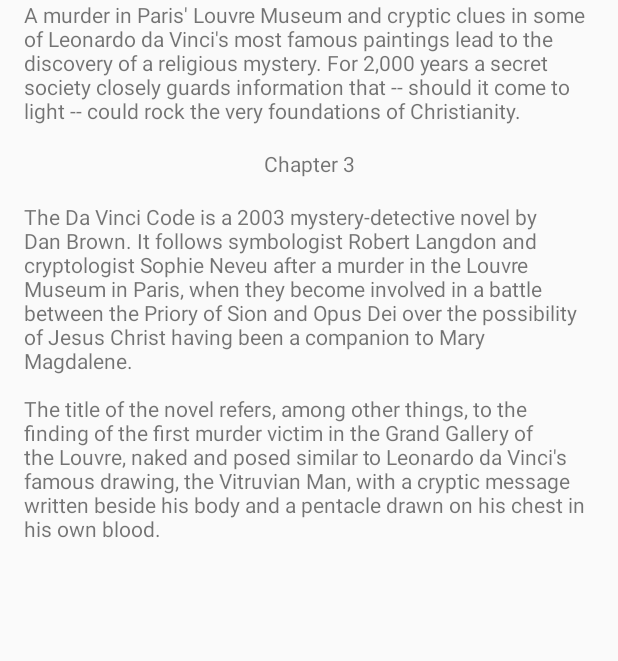
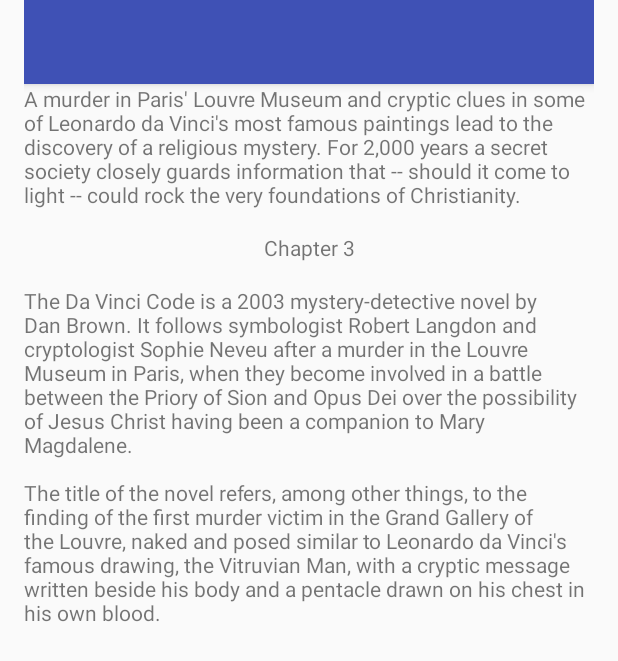
Before and after one commit to tyolani/EverlastingStoryPro, an Android app: the layout activity_book_view.xml on its own in the app's theme, with its tools: preview values and no code run, on a phone screen of 412 x 824 dp. Shown: the top 661 px of the screen. Run offline under Robolectric (Android 15) with nearby library versions, the phone set to English and light mode, and no system bars.

Commit message:
Added BookView activity

```diff
--- a/app/src/main/res/layout/activity_book_view.xml
+++ b/app/src/main/res/layout/activity_book_view.xml
@@ -2,9 +2,19 @@
 <LinearLayout xmlns:android="http://schemas.android.com/apk/res/android"
     android:layout_width="match_parent"
     android:layout_height="match_parent"
+    xmlns:app="http://schemas.android.com/apk/res-auto"
     android:paddingLeft="16dp"
     android:paddingRight="16dp"
-    android:orientation="vertical" >
+    android:orientation="vertical">
+
+    <android.support.v7.widget.Toolbar
+        android:id="@+id/my_toolbar"
+        android:layout_width="match_parent"
+        android:layout_height="?attr/actionBarSize"
+        android:background="?attr/colorPrimary"
+        android:elevation="4dp"
+        android:theme="@style/ThemeOverlay.AppCompat.ActionBar"
+        app:popupTheme="@style/ThemeOverlay.AppCompat.Light"/>
 
     <TextView
         android:id="@+id/textView"
```
